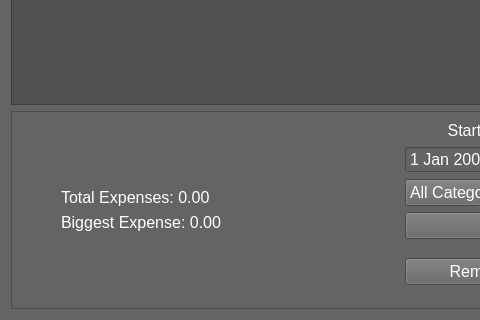
First picture: the form in gui/transactions_window.ui, repository kkonsw/expense-tracker, before the edit; both pictures show x 0 to 480 and y 299 to 619 of the 710 by 619 pixel window.
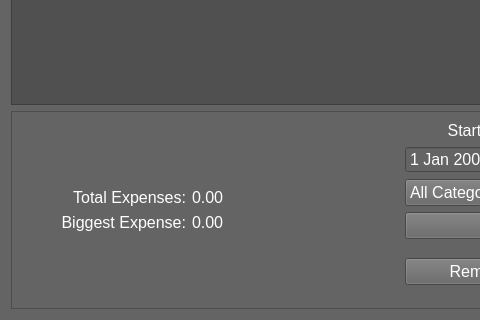
Second picture: the form after the edit.

Diff of the .ui file:
```diff
--- a/gui/transactions_window.ui
+++ b/gui/transactions_window.ui
@@ -22,7 +22,7 @@
   <property name="styleSheet">
    <string notr="true">background-color: rgb(100, 100, 100);</string>
   </property>
-  <layout class="QVBoxLayout" name="verticalLayout_8" stretch="0,3,2">
+  <layout class="QVBoxLayout" name="verticalLayout_9" stretch="0,3,2">
    <item>
     <layout class="QVBoxLayout" name="verticalLayout_3">
      <item>
@@ -99,24 +99,9 @@
      <property name="frameShadow">
       <enum>QFrame::Raised</enum>
      </property>
-     <layout class="QVBoxLayout" name="verticalLayout_4">
+     <layout class="QHBoxLayout" name="horizontalLayout_3" stretch="0,3,0,0">
       <item>
-       <layout class="QHBoxLayout" name="horizontalLayout_2" stretch="0,0,2,0,0">
-        <item>
-         <spacer name="horizontalSpacer">
-          <property name="orientation">
-           <enum>Qt::Horizontal</enum>
-          </property>
-          <property name="sizeHint" stdset="0">
-           <size>
-            <width>40</width>
-            <height>20</height>
-           </size>
-          </property>
-         </spacer>
-        </item>
-        <item>
-         <layout class="QVBoxLayout" name="verticalLayout_7">
+       <layout class="QVBoxLayout" name="verticalLayout_8">
           <item>
            <spacer name="verticalSpacer_4">
             <property name="orientation">
@@ -131,6 +116,23 @@
            </spacer>
           </item>
           <item>
+         <layout class="QHBoxLayout" name="horizontalLayout_2">
+          <item>
+           <spacer name="horizontalSpacer_3">
+            <property name="orientation">
+             <enum>Qt::Horizontal</enum>
+            </property>
+            <property name="sizeHint" stdset="0">
+             <size>
+              <width>40</width>
+              <height>20</height>
+             </size>
+            </property>
+           </spacer>
+          </item>
+          <item>
+           <layout class="QVBoxLayout" name="verticalLayout_7">
+            <item>
            <widget class="QLabel" name="label_totalExpenses">
             <property name="font">
              <font>
@@ -141,10 +143,10 @@
              <string notr="true">color: rgb(255, 255, 255);</string>
             </property>
             <property name="text">
-             <string>Total Expenses: 0.00</string>
+               <string>Total Expenses:</string>
             </property>
             <property name="alignment">
-             <set>Qt::AlignLeading|Qt::AlignLeft|Qt::AlignVCenter</set>
+               <set>Qt::AlignRight|Qt::AlignTrailing|Qt::AlignVCenter</set>
             </property>
            </widget>
           </item>
@@ -159,12 +161,50 @@
              <string notr="true">color: rgb(255, 255, 255);</string>
             </property>
             <property name="text">
-             <string>Biggest Expense: 0.00</string>
+               <string>Biggest Expense:</string>
             </property>
             <property name="alignment">
-             <set>Qt::AlignLeading|Qt::AlignLeft|Qt::AlignVCenter</set>
-            </property>
-           </widget>
+               <set>Qt::AlignRight|Qt::AlignTrailing|Qt::AlignVCenter</set>
+              </property>
+             </widget>
+            </item>
+           </layout>
+          </item>
+          <item>
+           <layout class="QVBoxLayout" name="verticalLayout_4">
+            <item>
+             <widget class="QLabel" name="label_totalExpensesVal">
+              <property name="font">
+               <font>
+                <pointsize>12</pointsize>
+               </font>
+              </property>
+              <property name="styleSheet">
+               <string notr="true">color: rgb(255, 255, 255);</string>
+              </property>
+              <property name="text">
+               <string>0.00</string>
+              </property>
+             </widget>
+            </item>
+            <item>
+             <widget class="QLabel" name="label_biggestExpenseVal">
+              <property name="font">
+               <font>
+                <pointsize>12</pointsize>
+               </font>
+              </property>
+              <property name="styleSheet">
+               <string notr="true">color: rgb(255, 255, 255);</string>
+              </property>
+              <property name="text">
+               <string>0.00</string>
+              </property>
+             </widget>
+            </item>
+           </layout>
+          </item>
+         </layout>
           </item>
           <item>
            <spacer name="verticalSpacer">
@@ -182,13 +222,13 @@
          </layout>
         </item>
         <item>
-         <spacer name="horizontalSpacer_3">
+       <spacer name="horizontalSpacer">
           <property name="orientation">
            <enum>Qt::Horizontal</enum>
           </property>
           <property name="sizeHint" stdset="0">
            <size>
-            <width>40</width>
+          <width>157</width>
             <height>20</height>
            </size>
           </property>
@@ -385,8 +425,6 @@
            </size>
           </property>
          </spacer>
-        </item>
-       </layout>
       </item>
      </layout>
     </widget>
```
Left out of the diff: 3 changed lines with no effect on the pictures. Lines whose indentation alone changed are shown as unchanged.
